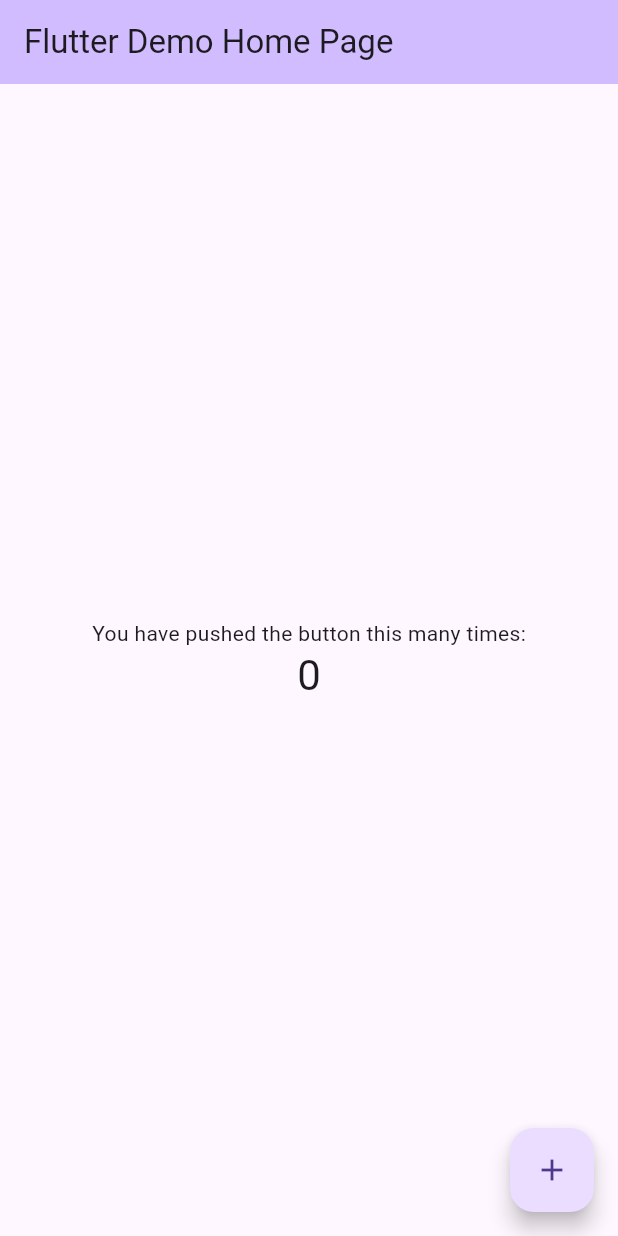
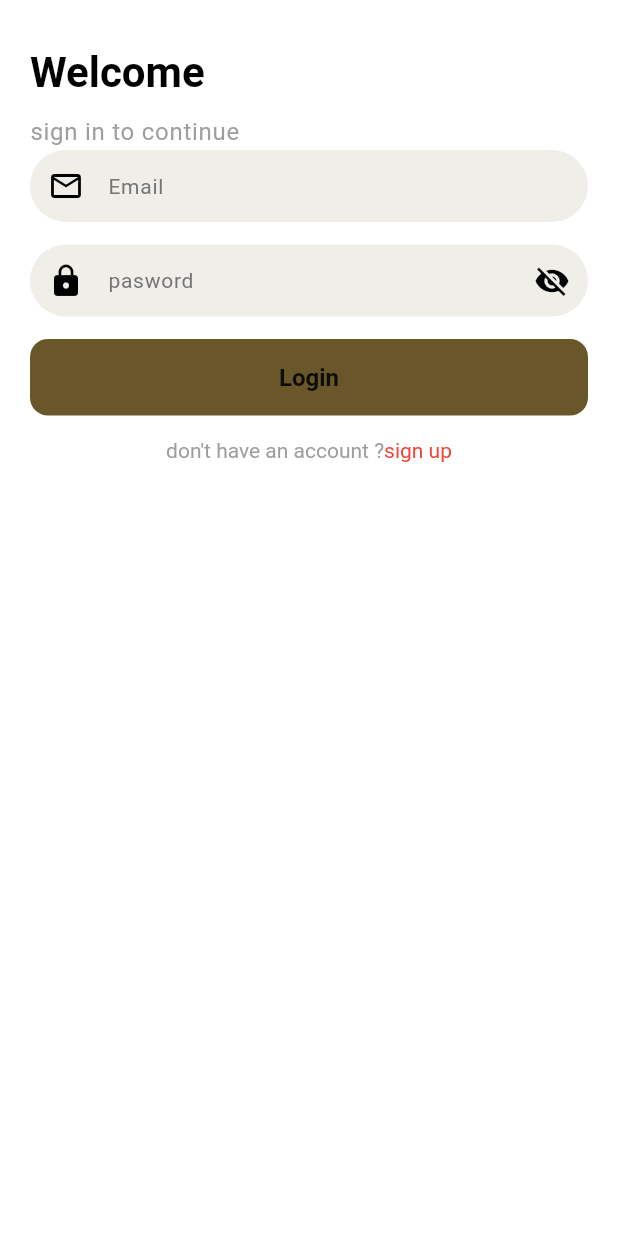
Before and after one commit to ranammuneeb/chat_app, a Flutter app: the screen it shows after launch, on a phone screen of 412 x 824 dp. Run offline on Flutter 3.47's test engine with Material 3 defaults, Android fonts, the phone set to English and light mode, and no system bars; our stand-ins replace device_preview, firebase_core; accounts and stored records are empty.

Commit message:
login signup

```diff
--- a/lib/main.dart
+++ b/lib/main.dart
@@ -1,12 +1,21 @@
-import 'package:flutter/foundation.dart';
+import 'package:chat_app/screens/login.dart';
+import 'package:chat_app/theme/mytheme.dart';
+//import 'package:flutter/foundation.dart';
 import 'package:flutter/material.dart';
 import 'package:device_preview/device_preview.dart';
-void main() => runApp(
-  DevicePreview(
-    enabled: !kReleaseMode,
-    builder: (context) => MyApp(), // Wrap your app
-  ),
+import 'package:firebase_core/firebase_core.dart';
+import 'firebase_options.dart';
+
+void main() async{
+WidgetsFlutterBinding.ensureInitialized();
+await Firebase.initializeApp(
+    options: DefaultFirebaseOptions.currentPlatform,
 );
+
+  runApp(
+   MyApp(), // Wrap your app
+
+);}
 
 class MyApp extends StatelessWidget {
   const MyApp({super.key});
@@ -20,96 +29,10 @@ class MyApp extends StatelessWidget {
       useInheritedMediaQuery: true,
       locale: DevicePreview.locale(context),
       builder: DevicePreview.appBuilder,
-      theme: ThemeData.light(),
-      darkTheme: ThemeData.dark(),
+      theme: AppTheme.lightTheme,
+      //darkTheme: ThemeData.light(),
 
-      home: const MyHomePage(title: 'Flutter Demo Home Page'),
+      home: LoginPage(),
     );
   }
 }
-
-class MyHomePage extends StatefulWidget {
-  const MyHomePage({super.key, required this.title});
-
-  // This widget is the home page of your application. It is stateful, meaning
-  // that it has a State object (defined below) that contains fields that affect
-  // how it looks.
-
-  // This class is the configuration for the state. It holds the values (in this
-  // case the title) provided by the parent (in this case the App widget) and
-  // used by the build method of the State. Fields in a Widget subclass are
-  // always marked "final".
-
-  final String title;
-
-  @override
-  State<MyHomePage> createState() => _MyHomePageState();
-}
-
-class _MyHomePageState extends State<MyHomePage> {
-  int _counter = 0;
-
-  void _incrementCounter() {
-    setState(() {
-      // This call to setState tells the Flutter framework that something has
-      // changed in this State, which causes it to rerun the build method below
-      // so that the display can reflect the updated values. If we changed
-      // _counter without calling setState(), then the build method would not be
-      // called again, and so nothing would appear to happen.
-      _counter++;
-    });
-  }
-
-  @override
-  Widget build(BuildContext context) {
-    // This method is rerun every time setState is called, for instance as done
-    // by the _incrementCounter method above.
-    //
-    // The Flutter framework has been optimized to make rerunning build methods
-    // fast, so that you can just rebuild anything that needs updating rather
-    // than having to individually change instances of widgets.
-    return Scaffold(
-      appBar: AppBar(
-        // TRY THIS: Try changing the color here to a specific color (to
-        // Colors.amber, perhaps?) and trigger a hot reload to see the AppBar
-        // change color while the other colors stay the same.
-        backgroundColor: Theme.of(context).colorScheme.inversePrimary,
-        // Here we take the value from the MyHomePage object that was created by
-        // the App.build method, and use it to set our appbar title.
-        title: Text(widget.title),
-      ),
-      body: Center(
-        // Center is a layout widget. It takes a single child and positions it
-        // in the middle of the parent.
-        child: Column(
-          // Column is also a layout widget. It takes a list of children and
-          // arranges them vertically. By default, it sizes itself to fit its
-          // children horizontally, and tries to be as tall as its parent.
-          //
-          // Column has various properties to control how it sizes itself and
-          // how it positions its children. Here we use mainAxisAlignment to
-          // center the children vertically; the main axis here is the vertical
-          // axis because Columns are vertical (the cross axis would be
-          // horizontal).
-          //
-          // TRY THIS: Invoke "debug painting" (choose the "Toggle Debug Paint"
-          // action in the IDE, or press "p" in the console), to see the
-          // wireframe for each widget.
-          mainAxisAlignment: MainAxisAlignment.center,
-          children: <Widget>[
-            const Text('You have pushed the button this many times:'),
-            Text(
-              '$_counter',
-              style: Theme.of(context).textTheme.headlineMedium,
-            ),
-          ],
-        ),
-      ),
-      floatingActionButton: FloatingActionButton(
-        onPressed: _incrementCounter,
-        tooltip: 'Increment',
-        child: const Icon(Icons.add),
-      ), // This trailing comma makes auto-formatting nicer for build methods.
-    );
-  }
-}
--- /dev/null
+++ b/lib/screens/login.dart
@@ -0,0 +1,149 @@
+import 'package:chat_app/screens/signup.dart';
+import 'package:chat_app/theme/mybutton.dart';
+import 'package:chat_app/theme/mytextfield.dart';
+import 'package:flutter/gestures.dart';
+import 'package:flutter/material.dart';
+
+class LoginPage extends StatefulWidget {
+  const LoginPage({super.key});
+
+  @override
+  State<LoginPage> createState() => _LoginPageState();
+}
+
+class _LoginPageState extends State<LoginPage> {
+  final TextEditingController emailcontroller= TextEditingController();
+  final TextEditingController passwordcontroller= TextEditingController();
+  final _key=GlobalKey<FormState>();
+  final _emailFocus = FocusNode();
+  final _passwordFocus = FocusNode();
+  bool ispassvisible=true;
+
+
+String? _validatepassword(String? text)
+  {
+    if(text!.isEmpty)
+    {
+      return "please enter a password";
+    }
+    if(text.length<6)
+    {
+      return "please enter a password f length 6";
+    }
+    return null;
+  }
+
+  String? _validateemail(String? text)
+  {
+    if(text!.isEmpty)
+    {
+      return "please enter a email";
+    }
+   final emailRegex = RegExp(r'^[\w-\.]+@([\w-]+\.)+[\w-]{2,4}$');
+    if (!emailRegex.hasMatch(text)) {
+      return 'Please enter a valid email address (e.g., example@email.com)';
+    }
+    return null;
+  }
+
+
+   @override
+  void dispose()
+  {
+    emailcontroller.dispose();
+    passwordcontroller.dispose();
+
+    _emailFocus.dispose();
+    _passwordFocus.dispose();
+
+    super.dispose();
+  }
+  @override
+  Widget build(BuildContext context) {
+    return Scaffold(
+      body: SafeArea(
+        child: Form(
+          key: _key,
+          child: SingleChildScrollView(
+            padding: const EdgeInsets.symmetric(horizontal: 20.0),
+            child: Column(
+              crossAxisAlignment: CrossAxisAlignment.start,
+              children: [
+                const SizedBox(
+                          height: 30,
+                        ),
+                Text("Welcome",
+                style: Theme.of(context).textTheme.headlineMedium?.copyWith(fontWeight: FontWeight.bold),
+                ),
+                const SizedBox(
+                          height: 10,
+                        ),
+
+                Text("sign in to continue ",
+                style: Theme.of(context).textTheme.bodyLarge?.copyWith(color: Colors.grey,),
+                ),
+                Mytextfield(mycontroller: emailcontroller,
+                         hinttext: "Email",
+                         prefixIcon: Icon(Icons.email_outlined)
+                         ,focusNode: _emailFocus,
+                         myvalidator: _validateemail,
+                         ),
+
+                const SizedBox(
+                          height: 15,
+                        ),
+
+
+                Mytextfield(mycontroller: passwordcontroller,
+                 hinttext: "pasword",
+                 isobscure: ispassvisible,
+                 prefixIcon: Icon(Icons.lock),
+                 suffixIcon: IconButton(onPressed:(){
+                  setState(() {
+                    ispassvisible=!ispassvisible;
+                  });
+                 }, icon: Icon(ispassvisible
+                 ?Icons.visibility_off
+                 :Icons.visibility,)
+                 ),
+                 focusNode: _passwordFocus,
+                 myvalidator: _validatepassword,
+                 ),
+                const SizedBox(
+                          height: 15,
+                        ),
+                Mybutton(text: "Login", on_press: ()=>{
+                   FocusScope.of(context).unfocus(),
+                  if(_key.currentState?.validate() ?? false){},
+                }),
+                 const SizedBox(
+                          height: 15,
+                        ),
+                Center(
+                  child: RichText(text: TextSpan(
+                    text:"don't have an account ?",
+                    style:TextStyle( color:Colors.grey,),
+                    children: [
+                      TextSpan(
+                        text: "sign up",
+                        style: TextStyle(color: Colors.red),
+                        recognizer: TapGestureRecognizer()..onTap= () {
+                          Navigator.push(context,
+                            MaterialPageRoute(builder:(context)=>Signuppage()),
+                          );
+                        }
+                      )
+                    ]
+
+                  )),
+                )
+
+
+              ],
+            ),
+          )
+          )
+          ),
+    );
+  }
+}
--- /dev/null
+++ b/lib/theme/mybutton.dart
@@ -0,0 +1,22 @@
+import 'package:flutter/material.dart';
+
+class Mybutton extends StatelessWidget {
+  final String? text;
+  final Function()? on_press;
+
+  const Mybutton({super.key, required this.text, required this.on_press});
+
+  @override
+  Widget build(BuildContext context) {
+    return SizedBox(
+      width: double.infinity,
+      child: ElevatedButton(
+        onPressed: on_press,
+
+        child: Text(
+              text!,
+
+),)
+    );
+  }
+}
--- /dev/null
+++ b/lib/theme/mytextfield.dart
@@ -0,0 +1,29 @@
+import 'package:flutter/material.dart';
+
+class Mytextfield extends StatelessWidget {
+  final TextEditingController mycontroller;
+  final String hinttext;
+  final bool isobscure;
+  final TextInputType? mykeyboardtype;
+  final Widget? prefixIcon;
+  final Widget? suffixIcon;
+  final FocusNode? focusNode;
+  final String? Function(String?)? myvalidator;
+  const Mytextfield({super.key, required this.mycontroller, required this.hinttext,  this.isobscure=false , this.mykeyboardtype, this.prefixIcon, this.suffixIcon, this.focusNode, this.myvalidator});
+
+  @override
+  Widget build(BuildContext context) {
+    return TextFormField(
+      controller: mycontroller,
+      obscureText: isobscure,
+      focusNode: focusNode,
+      keyboardType: mykeyboardtype,
+      validator: myvalidator,
+      decoration: InputDecoration(
+        hintText: hinttext,
+        prefixIcon: prefixIcon,
+        suffixIcon: suffixIcon,
+      ),
+    );
+  }
+}
--- /dev/null
+++ b/lib/theme/mytheme.dart
@@ -0,0 +1,116 @@
+import 'package:flutter/material.dart';
+
+class AppTheme {
+  // Define the primary color
+  static const primaryColor = Color.fromARGB(255, 105, 87, 41);
+
+  static ThemeData lightTheme = ThemeData(
+    useMaterial3: true,
+    brightness: Brightness.light,
+
+    // Colors
+    colorScheme: const ColorScheme.light(
+      primary: primaryColor,
+      secondary: Color(0xFF8E8E93),
+      surface: Colors.white,
+      onSurface: Colors.black,
+      // Adding complementary colors that work well with #acdde0
+      tertiary: Color(0xFF7CBEC2), // Slightly darker shade for depth
+      onPrimary:
+          Colors.black87, // Dark text on primary color for better contrast
+    ),
+
+    // AppBar Theme
+    appBarTheme: const AppBarTheme(
+      backgroundColor: Colors.white,
+      elevation: 0,
+      centerTitle: false,
+      titleTextStyle: TextStyle(
+        color: Colors.black,
+        fontSize: 18,
+        fontWeight: FontWeight.w600,
+      ),
+      iconTheme: IconThemeData(color: Colors.black),
+    ),
+
+    // Input Decoration
+    inputDecorationTheme: InputDecorationTheme(
+      filled: true,
+      fillColor: primaryColor.withOpacity(0.1),
+      contentPadding: const EdgeInsets.symmetric(
+        horizontal: 16,
+        vertical: 8,
+      ),
+      border: OutlineInputBorder(
+        borderRadius: BorderRadius.circular(24),
+        borderSide: BorderSide.none,
+      ),
+      enabledBorder: OutlineInputBorder(
+        borderRadius: BorderRadius.circular(24),
+        borderSide: BorderSide.none,
+      ),
+      focusedBorder: OutlineInputBorder(
+        borderRadius: BorderRadius.circular(24),
+        borderSide: const BorderSide(color: primaryColor),
+      ),
+      hintStyle: TextStyle(
+        color: Colors.grey[600],
+        fontSize: 14,
+      ),
+    ),
+
+    // Message Bubbles
+    cardTheme: CardTheme(
+      color: primaryColor.withOpacity(0.1),
+      elevation: 0,
+      shape: RoundedRectangleBorder(
+        borderRadius: BorderRadius.circular(16),
+      ),
+    ),
+
+    // Icons
+    iconTheme: const IconThemeData(
+      color: Colors.black87,
+      size: 24,
+    ),
+
+    // Text Themes
+    textTheme: const TextTheme(
+      titleLarge: TextStyle(
+        fontSize: 18,
+        fontWeight: FontWeight.w600,
+        color: Colors.black,
+      ),
+      bodyLarge: TextStyle(
+        fontSize: 16,
+        color: Colors.black87,
+      ),
+      bodyMedium: TextStyle(
+        fontSize: 14,
+        color: Colors.black87,
+      ),
+      labelMedium: TextStyle(
+        fontSize: 12,
+        color: Colors.grey,
+      ),
+    ),
+
+    // Button Theme
+    elevatedButtonTheme: ElevatedButtonThemeData(
+      style: ElevatedButton.styleFrom(
+        backgroundColor: primaryColor,
+        foregroundColor: Colors.black87,
+        elevation: 0,
+        padding: const EdgeInsets.symmetric(vertical: 16),
+        shape: RoundedRectangleBorder(
+          borderRadius: BorderRadius.circular(12),
+        ),
+        textStyle: const TextStyle(
+          fontSize: 16,
+          fontWeight: FontWeight.w600,
+          color: Colors.white
+        ),
+      ),
+    ),
+  );
+}
--- a/pubspec.yaml
+++ b/pubspec.yaml
@@ -28,11 +28,15 @@ environment:
 # the latest version available on pub.dev. To see which dependencies have newer
 # versions available, run `flutter pub outdated`.
 dependencies:
+  cloud_firestore: ^5.6.8
   cupertino_icons: ^1.0.8
   device_preview: ^1.2.0
+  firebase_auth: ^5.5.4
+  firebase_core: ^3.13.1
   flutter:
     sdk: flutter
   flutter_svg: ^2.1.0
+  get_it: ^8.0.3
   google_fonts: ^6.2.1
 
 dev_dependencies:
```
Also changed, not shown: lib/screens/signup.dart (added, +225 -0 lines), firebase.json (added), lib/firebase_options.dart (added), pubspec.lock, 6 other files.
